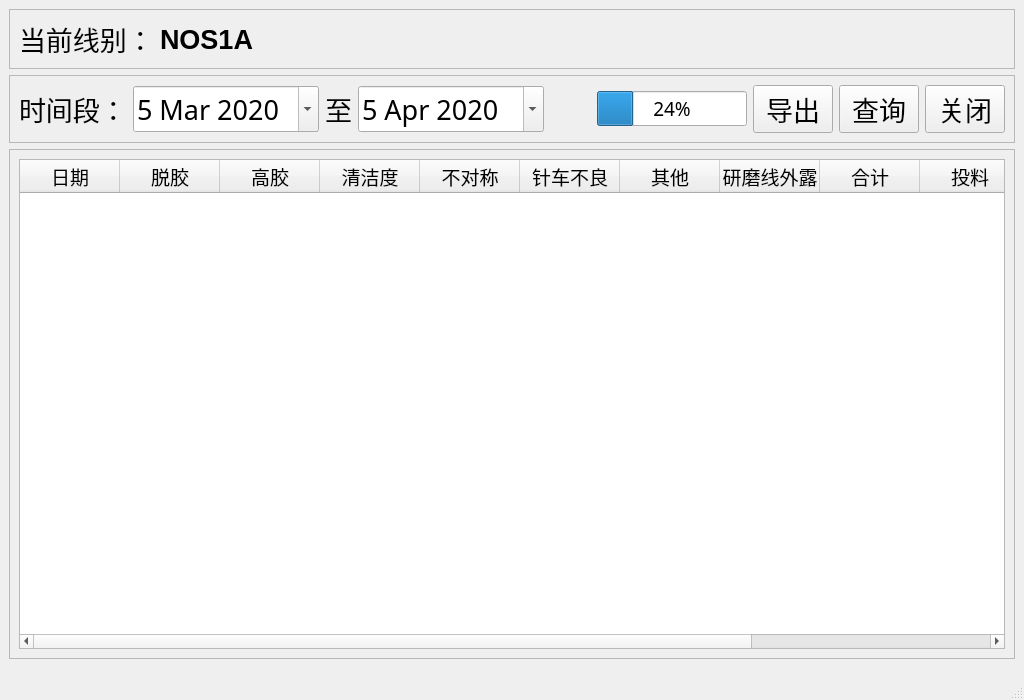
First picture: the form in qt5_proj/monthlyDefStasticForm.ui, repository clang2you/packing_defective, before the edit.
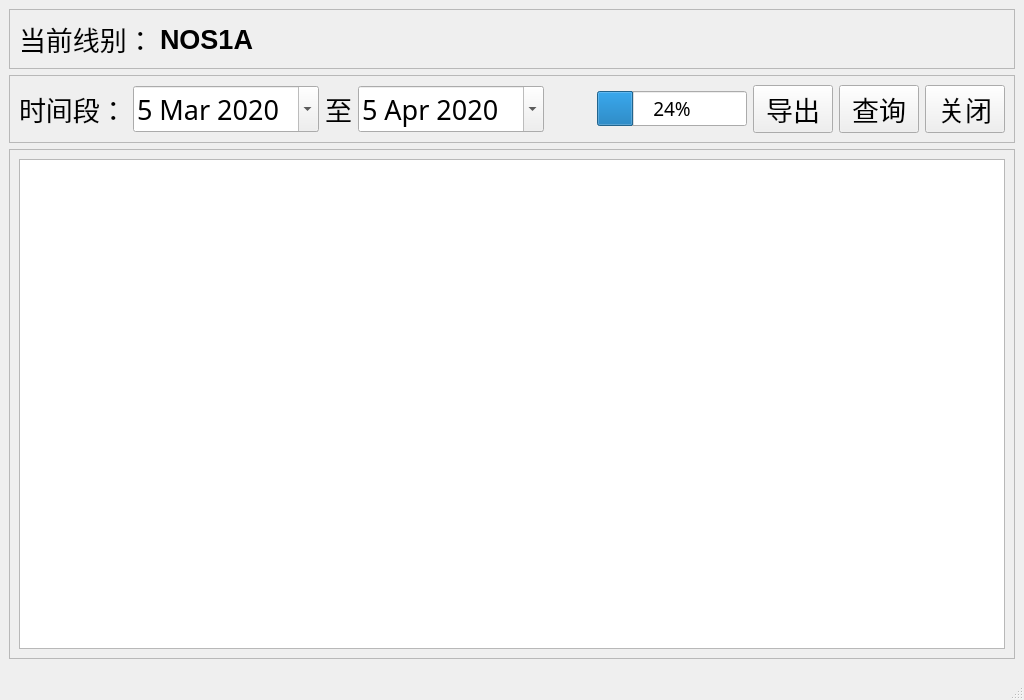
Second picture: the form after the edit.

Diff of the .ui file:
```diff
--- a/qt5_proj/monthlyDefStasticForm.ui
+++ b/qt5_proj/monthlyDefStasticForm.ui
@@ -268,66 +268,6 @@
            <pointsize>14</pointsize>
           </font>
          </property>
-         <column>
-          <property name="text">
-           <string>日期</string>
-          </property>
-         </column>
-         <column>
-          <property name="text">
-           <string>脱胶</string>
-          </property>
-         </column>
-         <column>
-          <property name="text">
-           <string>高胶</string>
-          </property>
-         </column>
-         <column>
-          <property name="text">
-           <string>清洁度</string>
-          </property>
-         </column>
-         <column>
-          <property name="text">
-           <string>不对称</string>
-          </property>
-         </column>
-         <column>
-          <property name="text">
-           <string>针车不良</string>
-          </property>
-         </column>
-         <column>
-          <property name="text">
-           <string>其他</string>
-          </property>
-         </column>
-         <column>
-          <property name="text">
-           <string>研磨线外露</string>
-          </property>
-         </column>
-         <column>
-          <property name="text">
-           <string>合计</string>
-          </property>
-         </column>
-         <column>
-          <property name="text">
-           <string>投料</string>
-          </property>
-         </column>
-         <column>
-          <property name="text">
-           <string>回收率</string>
-          </property>
-         </column>
-         <column>
-          <property name="text">
-           <string>包装</string>
-          </property>
-         </column>
         </widget>
        </item>
       </layout>
```
